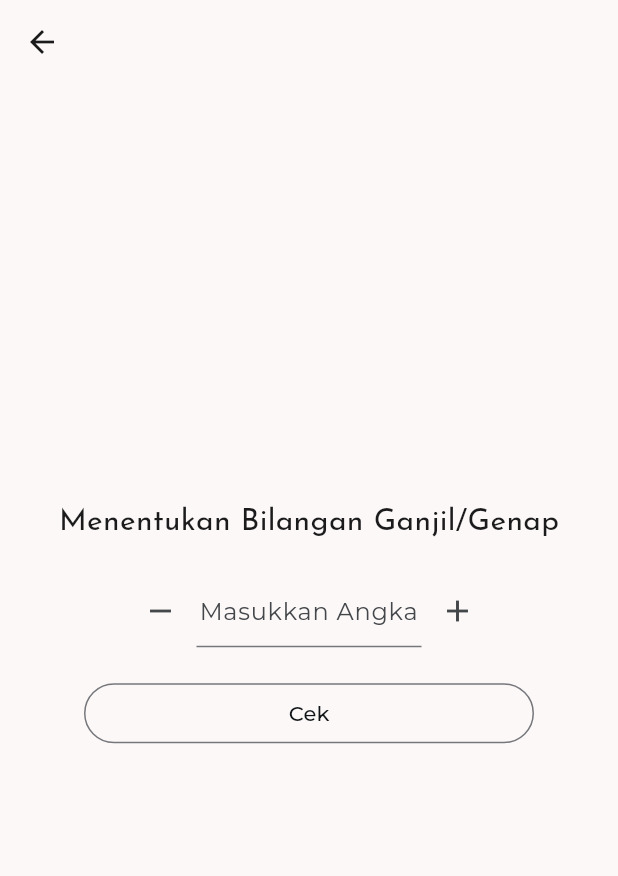
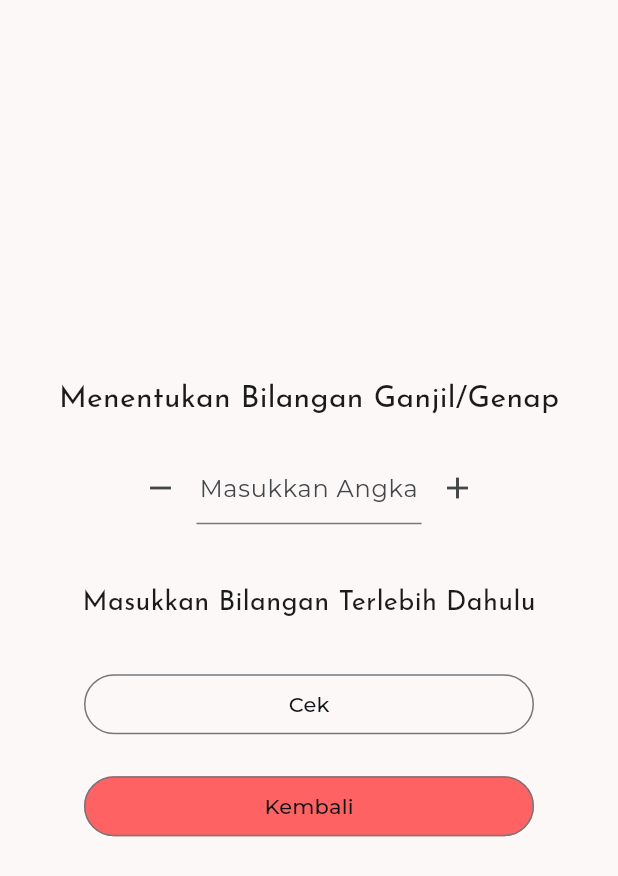
Before and after one commit to Lupse/overshare, a Flutter app: the Tugas1 screen opened by its route, on a phone screen of 412 x 824 dp. Shown: the top 876 px of the screen. Run offline on Flutter 3.47's test engine with Material 3 defaults, Android fonts, the light colour scheme and no system bars; our stand-ins replace firebase_auth, firebase_core, flutter_svg, google_fonts; accounts and stored records are empty.

Commit message:
fix tugas 1

```diff
--- a/lib/views/tugas1.dart
+++ b/lib/views/tugas1.dart
@@ -10,7 +10,7 @@ class Tugas1 extends StatefulWidget {
 
 class _Tugas1State extends State<Tugas1> {
   int values = 0;
-  var result = '';
+  var result = 'Masukkan Bilangan Terlebih Dahulu';
   final TextEditingController myController = TextEditingController();
 
   void check() {
@@ -51,7 +51,6 @@ class _Tugas1State extends State<Tugas1> {
   @override
   Widget build(BuildContext context) {
     return Scaffold(
-      appBar: AppBar(),
       body: Center(
         child: Column(
           mainAxisAlignment: MainAxisAlignment.center,
@@ -89,19 +88,41 @@ class _Tugas1State extends State<Tugas1> {
             ),
             const SizedBox(height: 20),
 
-            SizedBox(
-              width: 300,
-              child: OutlinedButton(
-                onPressed: check,
-                child: const Text('Cek'),
+            Padding(
+              padding: const EdgeInsets.only(top: 20.0, bottom: 20),
+              child: Text(
+                result,
+                style: GoogleFonts.josefinSans(fontSize: 18),
               ),
             ),
 
-            const SizedBox(height: 20),
+            Padding(
+              padding: const EdgeInsets.symmetric(vertical: 10.0),
+              child: SizedBox(
+                width: 300,
+                child: OutlinedButton(
+                  onPressed: check,
+                  child: const Text('Cek'),
+                ),
+              ),
+            ),
 
-            Text(
-              result,
-              style: GoogleFonts.josefinSans(fontSize: 18),
+            Padding(
+              padding: const EdgeInsets.symmetric(vertical: 10.0),
+              child: SizedBox(
+                width: 300,
+                child: OutlinedButton(
+                  onPressed: () {
+                    Navigator.pop(
+                        context,
+                        MaterialPageRoute(
+                            builder: (context) => const Tugas1()));
+                  },
+                  style: OutlinedButton.styleFrom(
+                      backgroundColor: const Color.fromARGB(255, 255, 98, 98)),
+                  child: const Text('Kembali'),
+                ),
+              ),
             ),
           ],
         ),
```
